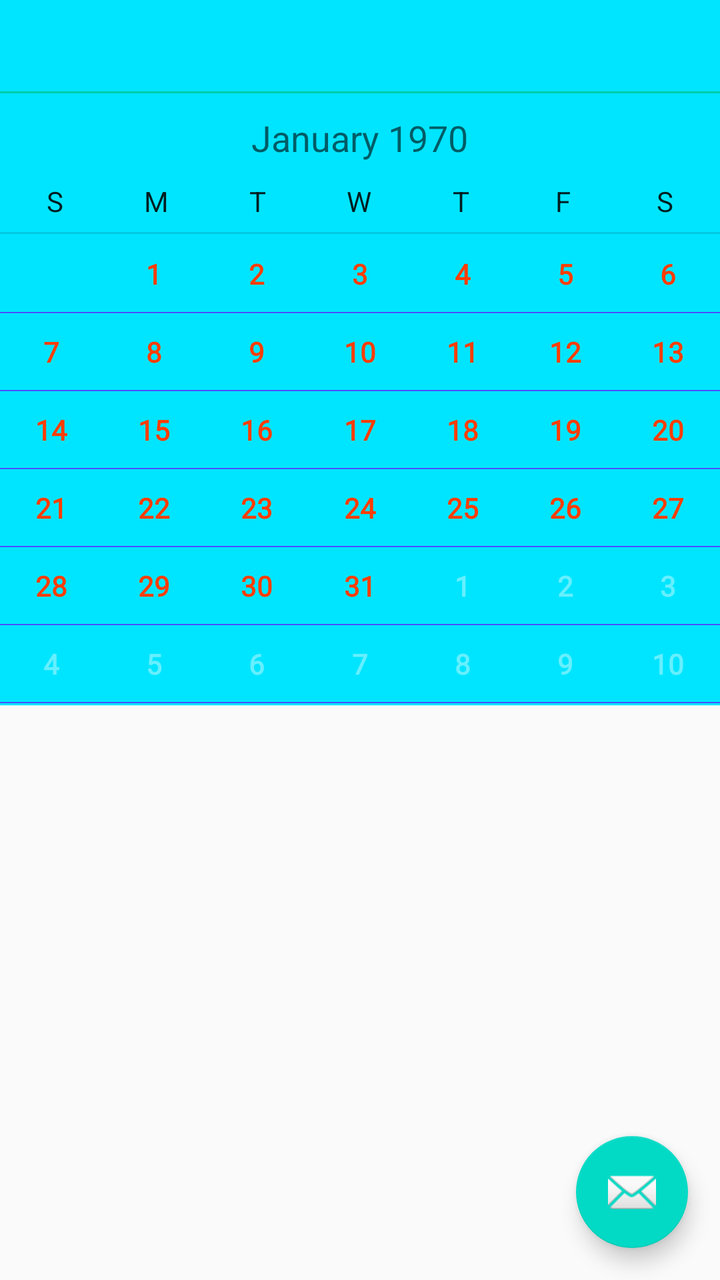
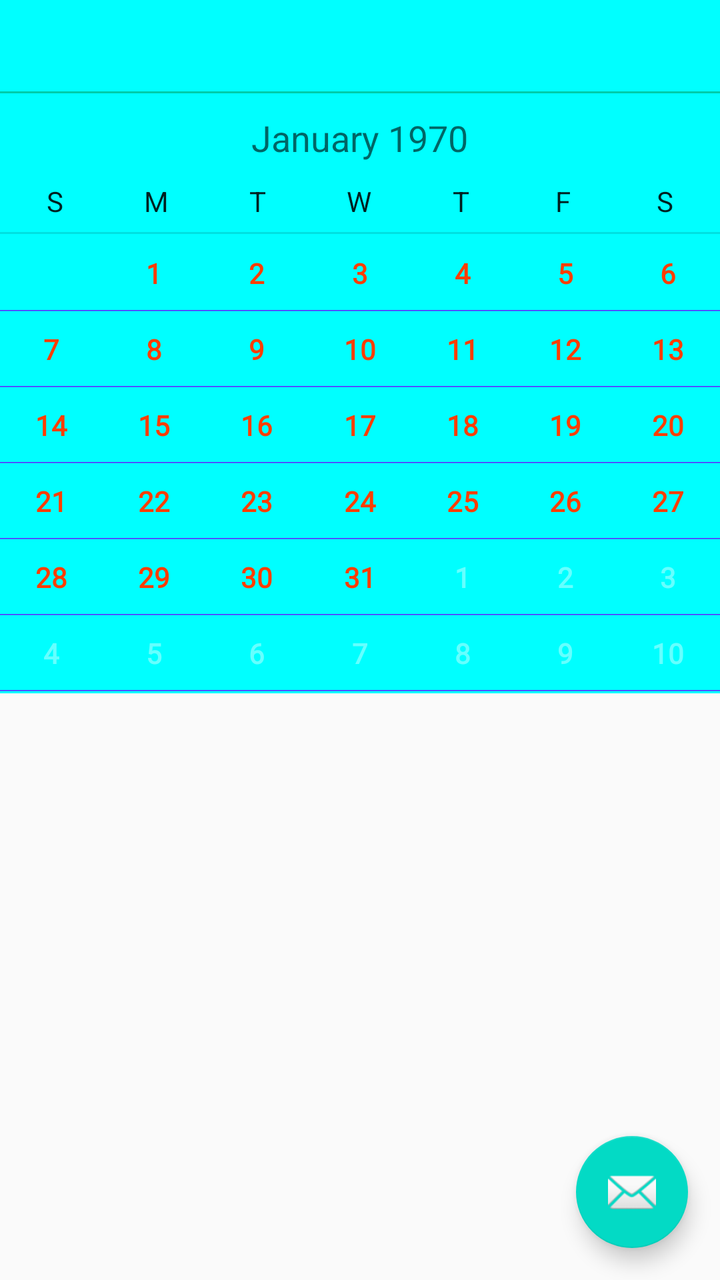

The first picture is an Android layout as it rendered before a commit; the second is the same layout after the commit. The layout source and the unified diff follow.
<!-- AndroidManifest.xml: application theme AppTheme -->
<!-- res/layout/activity_main.xml -->
<?xml version="1.0" encoding="utf-8"?>
<RelativeLayout xmlns:android="http://schemas.android.com/apk/res/android"
    xmlns:tools="http://schemas.android.com/tools"
    android:layout_width="match_parent"
    android:layout_height="match_parent"
    tools:context=".MainActivity"
    android:id = "@+id/main_activity_container"
    >
    <TextView
            android:id="@+id/locTxt"
            android:layout_width="match_parent"
            android:layout_height="wrap_content"
            android:textStyle="bold"
            android:background="#00E5FF"
            android:padding="6dp"
            android:textSize="25dp"
            android:textAlignment="center"
            android:textAppearance=
            "@android:style/TextAppearance.DeviceDefault.Large"
            android:onClick="locClick"
            android:gravity="center_horizontal" />
    <View
        android:id="@+id/blank"
        android:layout_width="match_parent"
        android:layout_height="1dp"
        android:background="#00ccaa"
        android:layout_below="@id/locTxt"/>
    <CalendarView
        android:id="@+id/calendarView"
        style="@android:style/Widget.Holo.CalendarView"
        android:layout_width="match_parent"
        android:layout_height="306dp"
        android:background="#00E5FF"
        android:clickable="true"
        android:dateTextAppearance="@style/TextAppearance.AppCompat.Body1"
        android:focusedMonthDateColor="#FF3D00"
        android:onClick="calenderClick"
        android:selectedDateVerticalBar="@color/colorPrimary"
        android:showWeekNumber="false"
        android:visibility="visible"
        android:weekDayTextAppearance="@style/TextAppearance.AppCompat.Body1"
        android:weekSeparatorLineColor="#651FFF"
        android:layout_below="@id/blank" />
    <ScrollView
        android:layout_width="match_parent"
        android:layout_height="wrap_content"
        android:layout_below="@+id/calendarView">
        <TextView
            android:id="@+id/myTxt"
            android:layout_width="wrap_content"
            android:layout_height="wrap_content"
            android:textStyle="bold"
            android:textSize="20dp"
            android:layout_marginLeft="@dimen/alert_def_padding"

        />
    </ScrollView>
    <com.google.android.material.floatingactionbutton.FloatingActionButton
        android:id="@+id/fab"
        android:layout_width="wrap_content"
        android:layout_height="wrap_content"
        android:layout_gravity="end|bottom"
        android:layout_alignParentBottom="true"
        android:layout_alignParentRight="true"
        android:src="@android:drawable/ic_dialog_email"
        android:contentDescription="feedback"
        android:layout_margin="16dp" />

</RelativeLayout>
<!-- resources referenced by this layout -->
<resources>
  <color name="colorPrimary">#6200EE</color>
  <dimen name="alert_def_padding">18dp</dimen>
  <style name="AppTheme" parent="Theme.AppCompat.Light.DarkActionBar">
          
          <item name="colorPrimary">@color/colorPrimary</item>
          <item name="colorPrimaryDark">@color/colorPrimaryDark</item>
          <item name="colorAccent">@color/colorAccent</item>
      </style>
  <color name="colorPrimaryDark">#3700B3</color>
  <color name="colorAccent">#03DAC5</color>
</resources>

<!-- the commit's change to res/layout/activity_main.xml (unified diff, before → after) -->
@@ -3,22 +3,25 @@
     xmlns:tools="http://schemas.android.com/tools"
     android:layout_width="match_parent"
     android:layout_height="match_parent"
+    xmlns:app="http://schemas.android.com/apk/res-auto"
     tools:context=".MainActivity"
-    android:id = "@+id/main_activity_container"
-    >
+    android:id="@+id/mLay">
+
     <TextView
             android:id="@+id/locTxt"
             android:layout_width="match_parent"
             android:layout_height="wrap_content"
             android:textStyle="bold"
-            android:background="#00E5FF"
+            android:background="#00FFFF"
             android:padding="6dp"
             android:textSize="25dp"
             android:textAlignment="center"
             android:textAppearance=
             "@android:style/TextAppearance.DeviceDefault.Large"
             android:onClick="locClick"
-            android:gravity="center_horizontal" />
+            android:gravity="center_horizontal"
+
+            />
     <View
         android:id="@+id/blank"
         android:layout_width="match_parent"
@@ -29,8 +32,9 @@
         android:id="@+id/calendarView"
         style="@android:style/Widget.Holo.CalendarView"
         android:layout_width="match_parent"
-        android:layout_height="306dp"
-        android:background="#00E5FF"
+        android:layout_height="300dp"
+        android:layout_below="@+id/blank"
+        android:background="#00FFFF"
         android:clickable="true"
         android:dateTextAppearance="@style/TextAppearance.AppCompat.Body1"
         android:focusedMonthDateColor="#FF3D00"
@@ -40,11 +44,14 @@
         android:visibility="visible"
         android:weekDayTextAppearance="@style/TextAppearance.AppCompat.Body1"
         android:weekSeparatorLineColor="#651FFF"
-        android:layout_below="@id/blank" />
+
+        />
     <ScrollView
+        android:id="@+id/scrVW"
         android:layout_width="match_parent"
         android:layout_height="wrap_content"
-        android:layout_below="@+id/calendarView">
+        android:layout_below="@id/calendarView"
+         >
         <TextView
             android:id="@+id/myTxt"
             android:layout_width="wrap_content"
